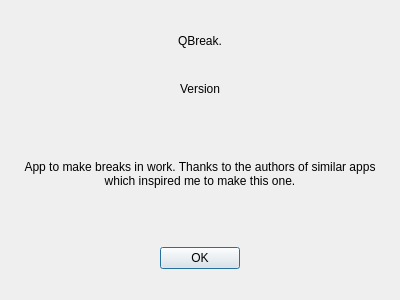
Before: the Qt Designer form app/aboutdlg.ui in qbreak-app/qbreak, drawn with Qt 5.
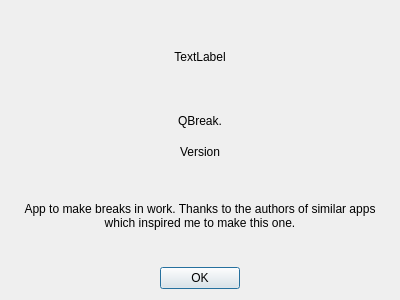
After: the same form once the commit is applied.

Commit message: - version 0.0.6 - fix autostart + add icon to about dialog

What changed in the file:
```diff
--- a/app/aboutdlg.ui
+++ b/app/aboutdlg.ui
@@ -16,10 +16,26 @@
     <height>300</height>
    </size>
   </property>
+  <property name="maximumSize">
+   <size>
+    <width>800</width>
+    <height>600</height>
+   </size>
+  </property>
   <property name="windowTitle">
    <string>Dialog</string>
   </property>
   <layout class="QVBoxLayout" name="verticalLayout">
+   <item>
+    <widget class="QLabel" name="mAppIcon">
+     <property name="text">
+      <string>TextLabel</string>
+     </property>
+     <property name="alignment">
+      <set>Qt::AlignCenter</set>
+     </property>
+    </widget>
+   </item>
    <item>
     <widget class="QLabel" name="mAppNameLabel">
      <property name="maximumSize">
```
Left out of the diff: 8 changed lines with no effect on the pictures. The commit also changes 4 other files.
